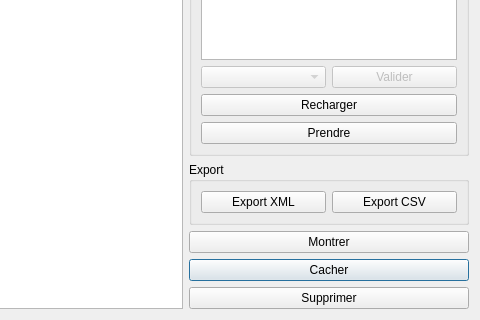
Above: application/ui/group_actions_window.ui from nils-van-zuijlen/Enibar before the change; both pictures show x 94 to 574 and y 282 to 602 of the 574 by 602 pixel window. Below: the same form after it.
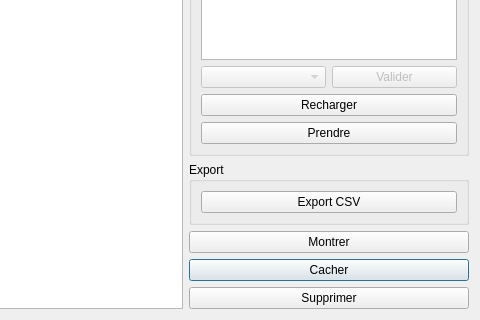
That is the form after the change. Custom widgets are drawn as their Qt base class.

Commit message:
Remove the xml export functions.
Fixes #173

Patch:
```diff
--- a/application/ui/group_actions_window.ui
+++ b/application/ui/group_actions_window.ui
@@ -161,13 +161,6 @@
          </property>
          <layout class="QGridLayout" name="gridLayout_5">
           <item row="0" column="0">
-           <widget class="QPushButton" name="export_xml_button">
-            <property name="text">
-             <string>Export XML</string>
-            </property>
-           </widget>
-          </item>
-          <item row="0" column="1">
            <widget class="QPushButton" name="export_csv_button">
             <property name="text">
              <string>Export CSV</string>
```
Left out of the diff: 16 changed lines with no effect on the pictures. The commit also changes 4 other files.
